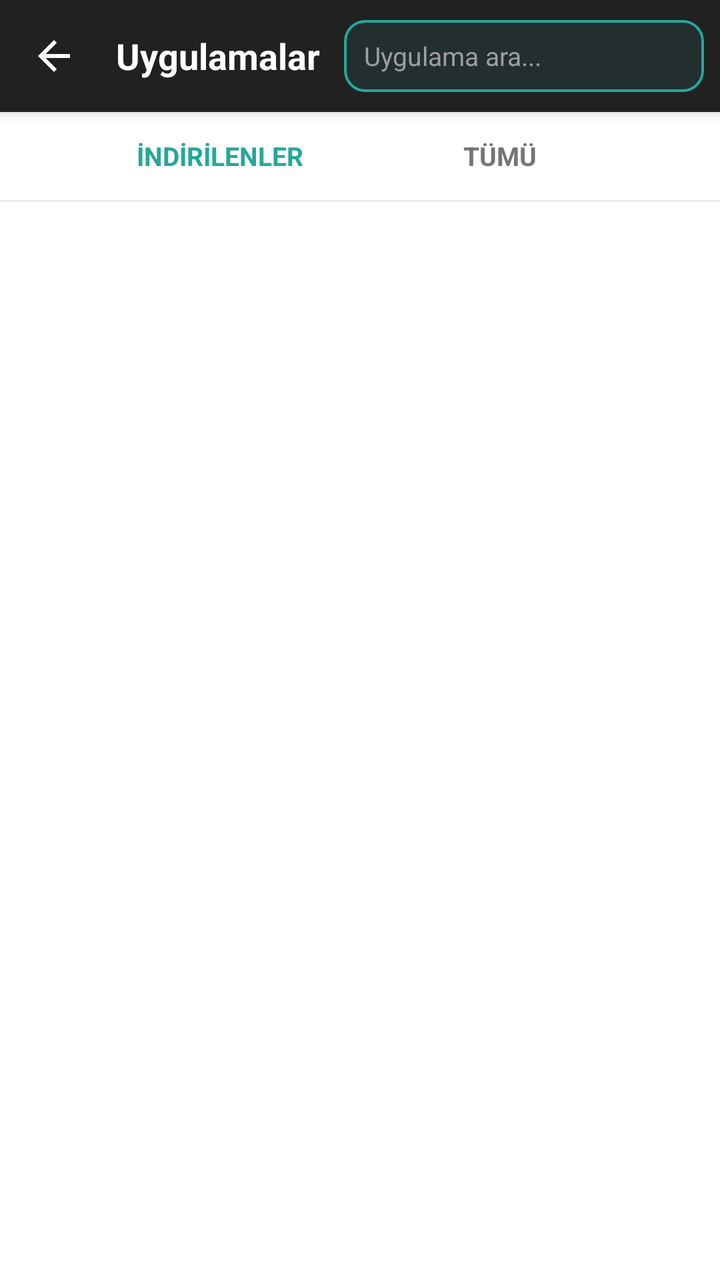
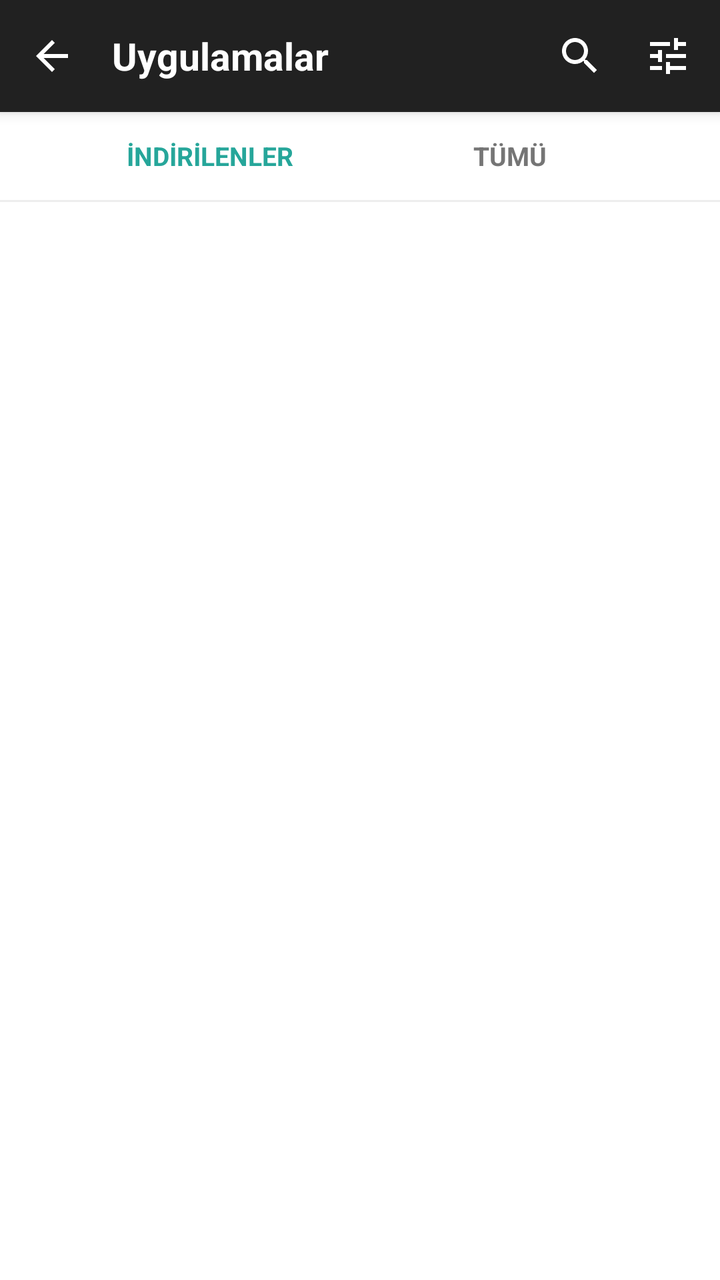

The first picture is an Android layout as it rendered before a commit; the second is the same layout after the commit. The layout source and the unified diff follow.
<!-- AndroidManifest.xml: application theme Theme.FileManagerPlus -->
<!-- res/layout/activity_apps_manager.xml -->
<?xml version="1.0" encoding="utf-8"?>
<LinearLayout xmlns:android="http://schemas.android.com/apk/res/android"
    android:id="@+id/appsRoot"
    android:layout_width="match_parent"
    android:layout_height="match_parent"
    android:orientation="vertical">

    <LinearLayout
        android:id="@+id/appsToolbar"
        android:layout_width="match_parent"
        android:layout_height="56dp"
        android:background="@color/toolbar_dark"
        android:gravity="center_vertical"
        android:orientation="horizontal"
        android:paddingStart="6dp"
        android:paddingEnd="8dp"
        android:elevation="4dp">

        <ImageButton
            android:id="@+id/btnAppsBack"
            android:layout_width="42dp"
            android:layout_height="42dp"
            android:background="?attr/selectableItemBackgroundBorderless"
            android:src="@drawable/ic_arrow_back" />

        <TextView
            android:layout_width="0dp"
            android:layout_height="wrap_content"
            android:layout_marginStart="10dp"
            android:layout_weight="1"
            android:text="@string/apps"
            android:textColor="#FFFFFF"
            android:textSize="18sp"
            android:textStyle="bold" />

        <EditText
            android:id="@+id/etAppsSearch"
            android:layout_width="180dp"
            android:layout_height="36dp"
            android:background="@drawable/bg_search_box"
            android:hint="Uygulama ara..."
            android:paddingStart="10dp"
            android:paddingEnd="10dp"
            android:singleLine="true"
            android:textColor="#FFFFFF"
            android:textColorHint="#9E9E9E"
            android:textSize="13sp" />
    </LinearLayout>

    
    <LinearLayout
        android:id="@+id/appsTabRow"
        android:layout_width="match_parent"
        android:layout_height="44dp"
        android:gravity="center"
        android:orientation="horizontal">

        <TextView
            android:id="@+id/tabDownloadedApps"
            android:layout_width="140dp"
            android:layout_height="match_parent"
            android:gravity="center"
            android:text="İNDİRİLENLER"
            android:textColor="@color/accent_teal"
            android:textSize="13sp"
            android:textStyle="bold" />

        <TextView
            android:id="@+id/tabAllApps"
            android:layout_width="140dp"
            android:layout_height="match_parent"
            android:gravity="center"
            android:text="TÜMÜ"
            android:textColor="@color/text_secondary_light"
            android:textSize="13sp"
            android:textStyle="bold" />
    </LinearLayout>

    <View
        android:layout_width="match_parent"
        android:layout_height="1dp"
        android:background="@color/divider_light" />

    <FrameLayout
        android:layout_width="match_parent"
        android:layout_height="match_parent">

        <androidx.recyclerview.widget.RecyclerView
            android:id="@+id/rvApps"
            android:layout_width="match_parent"
            android:layout_height="match_parent"
            android:scrollbars="vertical" />

        <ProgressBar
            android:id="@+id/pbAppsLoading"
            android:layout_width="42dp"
            android:layout_height="42dp"
            android:layout_gravity="center"
            android:indeterminateTint="@color/accent_teal"
            android:visibility="gone" />
    </FrameLayout>
</LinearLayout>
<!-- resources referenced by this layout -->
<resources>
  <!-- drawable ic_arrow_back (drawable) -->
  <vector xmlns:android="http://schemas.android.com/apk/res/android"
      android:width="24dp" android:height="24dp"
      android:viewportWidth="24" android:viewportHeight="24">
      <path android:fillColor="#FFFFFF" android:pathData="M20,11H7.83l5.59,-5.59L12,4l-8,8l8,8l1.41,-1.41L7.83,13H20V11z"/>
  </vector>
  <!-- unchanged entries left out for length: 8 -->
</resources>

<!-- the commit's change to res/layout/activity_apps_manager.xml (unified diff, before → after) -->
@@ -5,46 +5,70 @@
     android:layout_height="match_parent"
     android:orientation="vertical">
 
+    
     <LinearLayout
         android:id="@+id/appsToolbar"
         android:layout_width="match_parent"
         android:layout_height="56dp"
         android:background="@color/toolbar_dark"
+        android:elevation="4dp"
         android:gravity="center_vertical"
         android:orientation="horizontal"
-        android:paddingStart="6dp"
-        android:paddingEnd="8dp"
-        android:elevation="4dp">
+        android:paddingStart="4dp"
+        android:paddingEnd="4dp">
 
         <ImageButton
             android:id="@+id/btnAppsBack"
-            android:layout_width="42dp"
-            android:layout_height="42dp"
+            android:layout_width="44dp"
+            android:layout_height="44dp"
             android:background="?attr/selectableItemBackgroundBorderless"
-            android:src="@drawable/ic_arrow_back" />
+            android:padding="10dp"
+            android:src="@drawable/ic_back_white" />
 
         <TextView
+            android:id="@+id/tvAppsTitle"
             android:layout_width="0dp"
             android:layout_height="wrap_content"
-            android:layout_marginStart="10dp"
-            android:layout_weight="1"
+            android:layout_marginStart="8dp"
+            android:layout_weight="1"
+            android:singleLine="true"
             android:text="@string/apps"
             android:textColor="#FFFFFF"
-            android:textSize="18sp"
+            android:textSize="19sp"
             android:textStyle="bold" />
 
         <EditText
             android:id="@+id/etAppsSearch"
-            android:layout_width="180dp"
-            android:layout_height="36dp"
+            android:layout_width="0dp"
+            android:layout_height="38dp"
+            android:layout_weight="1.2"
             android:background="@drawable/bg_search_box"
             android:hint="Uygulama ara..."
-            android:paddingStart="10dp"
-            android:paddingEnd="10dp"
+            android:paddingStart="12dp"
+            android:paddingEnd="12dp"
             android:singleLine="true"
             android:textColor="#FFFFFF"
-            android:textColorHint="#9E9E9E"
-            android:textSize="13sp" />
+            android:textColorHint="#B0BEC5"
+            android:textSize="14sp"
+            android:visibility="gone" />
+
+        <ImageButton
+            android:id="@+id/btnAppsSearch"
+            android:layout_width="44dp"
+            android:layout_height="44dp"
+            android:background="?attr/selectableItemBackgroundBorderless"
+            android:contentDescription="Ara"
+            android:padding="10dp"
+            android:src="@drawable/ic_search_white" />
+
+        <ImageButton
+            android:id="@+id/btnAppsSort"
+            android:layout_width="44dp"
+            android:layout_height="44dp"
+            android:background="?attr/selectableItemBackgroundBorderless"
+            android:contentDescription="Sırala"
+            android:padding="10dp"
+            android:src="@drawable/ic_ab_view_settings" />
     </LinearLayout>
 
     
@@ -57,7 +81,7 @@
 
         <TextView
             android:id="@+id/tabDownloadedApps"
-            android:layout_width="140dp"
+            android:layout_width="150dp"
             android:layout_height="match_parent"
             android:gravity="center"
             android:text="İNDİRİLENLER"
@@ -67,7 +91,7 @@
 
         <TextView
             android:id="@+id/tabAllApps"
-            android:layout_width="140dp"
+            android:layout_width="150dp"
             android:layout_height="match_parent"
             android:gravity="center"
             android:text="TÜMÜ"
@@ -83,7 +107,8 @@
 
     <FrameLayout
         android:layout_width="match_parent"
-        android:layout_height="match_parent">
+        android:layout_height="0dp"
+        android:layout_weight="1">
 
         <androidx.recyclerview.widget.RecyclerView
             android:id="@+id/rvApps"
@@ -99,4 +124,145 @@
             android:indeterminateTint="@color/accent_teal"
             android:visibility="gone" />
     </FrameLayout>
+
+    
+    <LinearLayout
+        android:id="@+id/llAppsBottomActionBar"
+        android:layout_width="match_parent"
+        android:layout_height="56dp"
+        android:background="#212121"
+        android:gravity="center_vertical"
+        android:orientation="horizontal"
+        android:visibility="gone">
+
+        <LinearLayout
+            android:id="@+id/btnAppBottomBackup"
+            android:layout_width="0dp"
+            android:layout_height="match_parent"
+            android:layout_weight="1"
+            android:background="?attr/selectableItemBackground"
+            android:clickable="true"
+            android:focusable="true"
+            android:gravity="center"
+            android:orientation="vertical">
+
+            <ImageView
+                android:layout_width="20dp"
+                android:layout_height="20dp"
+                android:src="@drawable/ic_content_copy"
+                android:tint="#FFFFFF" />
+
+            <TextView
+                android:layout_width="wrap_content"
+                android:layout_height="wrap_content"
+                android:layout_marginTop="2dp"
+                android:text="Yedekle"
+                android:textColor="#FFFFFF"
+                android:textSize="11sp" />
+        </LinearLayout>
+
+        <LinearLayout
+            android:id="@+id/btnAppBottomUninstall"
+            android:layout_width="0dp"
+            android:layout_height="match_parent"
+            android:layout_weight="1"
+            android:background="?attr/selectableItemBackground"
+            android:clickable="true"
+            android:focusable="true"
+            android:gravity="center"
+            android:orientation="vertical">
+
+            <ImageView
+                android:layout_width="20dp"
+                android:layout_height="20dp"
+                android:src="@drawable/ic_delete"
+                android:tint="#FFFFFF" />
+
+            <TextView
+                android:layout_width="wrap_content"
+                android:layout_height="wrap_content"
+                android:layout_marginTop="2dp"
+                android:text="Kaldır"
+                android:textColor="#FFFFFF"
+                android:textSize="11sp" />
+        </LinearLayout>
+
+        <LinearLayout
+            android:id="@+id/btnAppBottomShare"
+            android:layout_width="0dp"
+            android:layout_height="match_parent"
+            android:layout_weight="1"
+            android:background="?attr/selectableItemBackground"
+            android:clickable="true"
+            android:focusable="true"
+            android:gravity="center"
+            android:orientation="vertical">
+
+            <ImageView
+                android:layout_width="20dp"
+                android:layout_height="20dp"
+                android:src="@drawable/ic_menu_share"
+                android:tint="#FFFFFF" />
+
+            <TextView
+                android:layout_width="wrap_content"
+                android:layout_height="wrap_content"
+                android:layout_marginTop="2dp"
+                android:text="Paylaş"
+                android:textColor="#FFFFFF"
+                android:textSize="11sp" />
+        </LinearLayout>
+
+        <LinearLayout
+            android:id="@+id/btnAppBottomOpen"
+            android:layout_width="0dp"
+            android:layout_height="match_parent"
+            android:layout_weight="1"
+            android:background="?attr/selectableItemBackground"
+            android:clickable="true"
+            android:focusable="true"
+            android:gravity="center"
+            android:orientation="vertical">
+
+            <ImageView
+                android:layout_width="20dp"
+                android:layout_height="20dp"
+                android:src="@drawable/ic_vp_play"
+                android:tint="#FFFFFF" />
+
+            <TextView
+                android:layout_width="wrap_content"
+                android:layout_height="wrap_content"
+                android:layout_marginTop="2dp"
+                android:text="Aç"
+                android:textColor="#FFFFFF"
+                android:textSize="11sp" />
+        </LinearLayout>
+
+        <LinearLayout
+            android:id="@+id/btnAppBottomStore"
+            android:layout_width="0dp"
+            android:layout_height="match_parent"
+            android:layout_weight="1"
+            android:background="?attr/selectableItemBackground"
+            android:clickable="true"
+            android:focusable="true"
+            android:gravity="center"
+            android:orientation="vertical">
+
+            <ImageView
+                android:layout_width="20dp"
+                android:layout_height="20dp"
+                android:src="@drawable/ic_star_bookmark"
+                android:tint="#FFFFFF" />
+
+            <TextView
+                android:layout_width="wrap_content"
+                android:layout_height="wrap_content"
+                android:layout_marginTop="2dp"
+                android:text="Mağaza"
+                android:textColor="#FFFFFF"
+                android:textSize="11sp" />
+        </LinearLayout>
+    </LinearLayout>
 </LinearLayout>
<!-- resource entries referenced after the edit -->
@@ -1,10 +1,89 @@
 <!-- resources referenced by this layout -->
 <resources>
-  <!-- drawable ic_arrow_back (drawable) -->
+  <!-- drawable ic_ab_view_settings (drawable) -->
+  <?xml version="1.0" encoding="utf-8"?>
+  <vector xmlns:android="http://schemas.android.com/apk/res/android"
+      android:width="24dp"
+      android:height="24dp"
+      android:viewportWidth="24"
+      android:viewportHeight="24">
+      <path
+          android:fillColor="#FFFFFF"
+          android:pathData="M3,17v2h6v-2L3,17zM3,5v2h10L13,5L3,5zM13,21v-2h8v-2h-8v-2h-2v6h2zM7,9v2L3,11v2h4v2h2L9,9L7,9zM21,13v-2L11,11v2h10zM15,9h2L17,7h4L21,5h-4L17,3h-2v6z" />
+  </vector>
+  <!-- drawable ic_back_white (drawable) -->
+  <?xml version="1.0" encoding="utf-8"?>
+  <vector xmlns:android="http://schemas.android.com/apk/res/android"
+      android:width="24dp"
+      android:height="24dp"
+      android:viewportWidth="24.0"
+      android:viewportHeight="24.0">
+      <path
+          android:fillColor="#FFFFFF"
+          android:pathData="M20,11H7.83l5.59,-5.59L12,4l-8,8 8,8 1.41,-1.41L7.83,13H20v-2z" />
+  </vector>
+  <!-- drawable ic_content_copy (drawable) -->
+  <?xml version="1.0" encoding="utf-8"?>
+  <vector xmlns:android="http://schemas.android.com/apk/res/android"
+      android:width="24dp"
+      android:height="24dp"
+      android:viewportWidth="24.0"
+      android:viewportHeight="24.0">
+      <path
+          android:fillColor="#FFFFFF"
+          android:pathData="M16,1L4,1c-1.1,0 -2,0.9 -2,2v14h2L4,3h12L16,1zM19,5L8,5c-1.1,0 -2,0.9 -2,2v14c0,1.1 0.9,2 2,2h11c1.1,0 2,-0.9 2,-2L21,7c0,-1.1 -0.9,-2 -2,-2zM19,21L8,21L8,7h11v14z" />
+  </vector>
+  <!-- drawable ic_delete (drawable) -->
+  <?xml version="1.0" encoding="utf-8"?>
+  <vector xmlns:android="http://schemas.android.com/apk/res/android"
+      android:width="24dp"
+      android:height="24dp"
+      android:viewportWidth="24.0"
+      android:viewportHeight="24.0">
+      <path
+          android:fillColor="#FFFFFF"
+          android:pathData="M6,19c0,1.1 0.9,2 2,2h8c1.1,0 2,-0.9 2,-2V7H6v12zM19,4h-3.5l-1,-1h-5l-1,1H5v2h14V4z" />
+  </vector>
+  <!-- drawable ic_menu_share (drawable) -->
+  <?xml version="1.0" encoding="utf-8"?>
   <vector xmlns:android="http://schemas.android.com/apk/res/android"
       android:width="24dp" android:height="24dp"
       android:viewportWidth="24" android:viewportHeight="24">
-      <path android:fillColor="#FFFFFF" android:pathData="M20,11H7.83l5.59,-5.59L12,4l-8,8l8,8l1.41,-1.41L7.83,13H20V11z"/>
+      <path android:fillColor="#FFFFFFFF"
+          android:pathData="M18,16.08c-0.76,0 -1.44,0.3 -1.96,0.77L8.91,12.7c0.05,-0.23 0.09,-0.46 0.09,-0.7s-0.04,-0.47 -0.09,-0.7l7.05,-4.11c0.54,0.5 1.25,0.81 2.04,0.81 1.66,0 3,-1.34 3,-3s-1.34,-3 -3,-3 -3,1.34 -3,3c0,0.24 0.04,0.47 0.09,0.7L8.04,9.81C7.5,9.31 6.79,9 6,9c-1.66,0 -3,1.34 -3,3s1.34,3 3,3c0.79,0 1.5,-0.31 2.04,-0.81l7.12,4.16c-0.05,0.21 -0.08,0.43 -0.08,0.65 0,1.61 1.31,2.92 2.92,2.92 1.61,0 2.92,-1.31 2.92,-2.92s-1.31,-2.92 -2.92,-2.92z"/>
+  </vector>
+  <!-- drawable ic_search_white (drawable) -->
+  <?xml version="1.0" encoding="utf-8"?>
+  <vector xmlns:android="http://schemas.android.com/apk/res/android"
+      android:width="24dp"
+      android:height="24dp"
+      android:viewportWidth="24.0"
+      android:viewportHeight="24.0">
+      <path
+          android:fillColor="#FFFFFF"
+          android:pathData="M15.5,14h-0.79l-0.28,-0.27C15.41,12.59 16,11.11 16,9.5 16,5.91 13.09,3 9.5,3S3,5.91 3,9.5 5.91,16 9.5,16c1.61,0 3.09,-0.59 4.23,-1.57l0.27,0.28v0.79l5,4.99L20.49,19l-4.99,-5zM9.5,14C7.01,14 5,11.99 5,9.5S7.01,5 9.5,5 14,7.01 14,9.5 11.99,14 9.5,14z" />
+  </vector>
+  <!-- drawable ic_star_bookmark (drawable) -->
+  <?xml version="1.0" encoding="utf-8"?>
+  <vector xmlns:android="http://schemas.android.com/apk/res/android"
+      android:width="24dp"
+      android:height="24dp"
+      android:viewportWidth="24.0"
+      android:viewportHeight="24.0">
+      <path
+          android:fillColor="#808080"
+          android:pathData="M12,17.27L18.18,21l-1.64,-7.03L22,9.24l-7.19,-0.61L12,2 9.19,8.63 2,9.24l5.46,4.73L5.82,21z" />
+  </vector>
+  <!-- drawable ic_vp_play (drawable) -->
+  <?xml version="1.0" encoding="utf-8"?>
+  <vector xmlns:android="http://schemas.android.com/apk/res/android"
+      android:width="44dp"
+      android:height="44dp"
+      android:viewportWidth="24"
+      android:viewportHeight="24">
+      <path
+          android:fillColor="#FFFFFFFF"
+          android:pathData="M8,5v14l11,-7z" />
   </vector>
   <!-- unchanged entries left out for length: 8 -->
 </resources>
